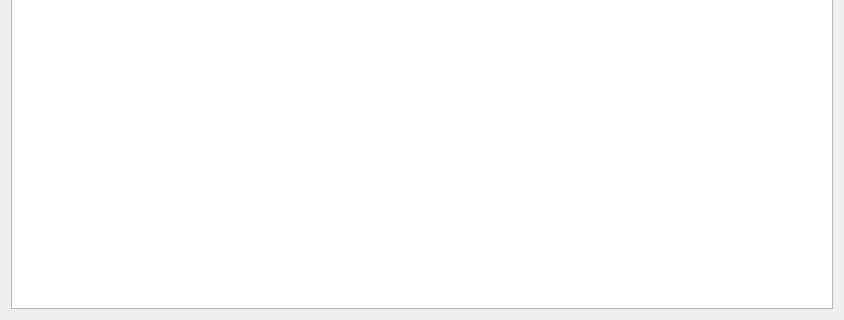
This is ProtoBufTool/ProtobufWidget.ui in seer-robotics/SeerTCPTest as Qt 5 draws it before an edit; both pictures show x 0 to 844 and y 243 to 563 of the 844 by 563 pixel window. The edited form follows.
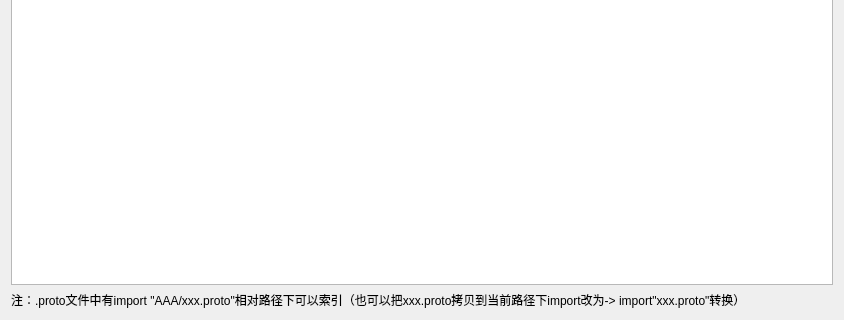
This is the edited form.

Commit message: 改动二进制文件

Patch:
```diff
--- a/ProtoBufTool/ProtobufWidget.ui
+++ b/ProtoBufTool/ProtobufWidget.ui
@@ -156,6 +156,13 @@
      </property>
     </widget>
    </item>
+   <item>
+    <widget class="QLabel" name="label">
+     <property name="text">
+      <string>注：.proto文件中有import &quot;AAA/xxx.proto&quot;相对路径下可以索引（也可以把xxx.proto拷贝到当前路径下import改为-&gt; import&quot;xxx.proto&quot;转换）</string>
+     </property>
+    </widget>
+   </item>
   </layout>
  </widget>
  <resources/>
```
The commit also changes 4 other files.
